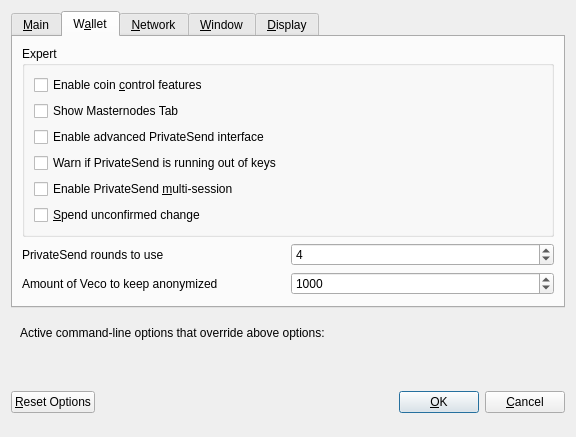
vecopay/veco, file src/qt/forms/optionsdialog.ui: the form before one commit.
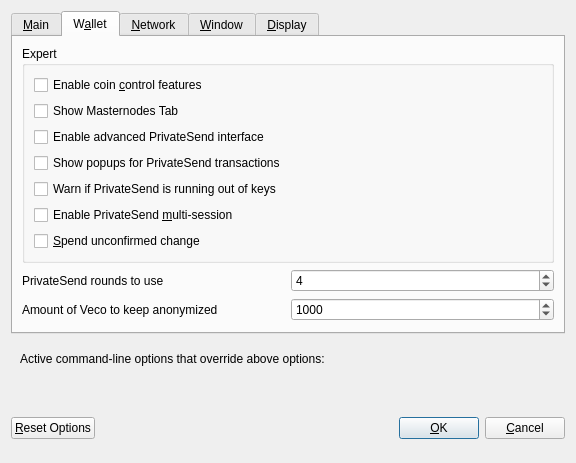
The form after the commit. The open tabs and pages were chosen to show the change. Custom widgets are drawn as their Qt base class.

```diff
--- a/src/qt/forms/optionsdialog.ui
+++ b/src/qt/forms/optionsdialog.ui
@@ -173,6 +173,16 @@
             </property>
            </widget>
           </item>
+          <item>
+           <widget class="QCheckBox" name="showPrivateSendPopups">
+            <property name="toolTip">
+             <string>Show system popups for PrivateSend mixing transactions&lt;br/&gt;just like for all other transaction types.</string>
+            </property>
+            <property name="text">
+             <string>Show popups for PrivateSend transactions</string>
+            </property>
+           </widget>
+          </item>
           <item>
            <widget class="QCheckBox" name="lowKeysWarning">
             <property name="toolTip">
@@ -224,7 +234,7 @@
             <number>2</number>
            </property>
            <property name="maximum">
-            <number>8</number>
+            <number>16</number>
            </property>
            <property name="value">
             <number>4</number>
```
Left out of the diff: 6 changed lines with no effect on the pictures.
